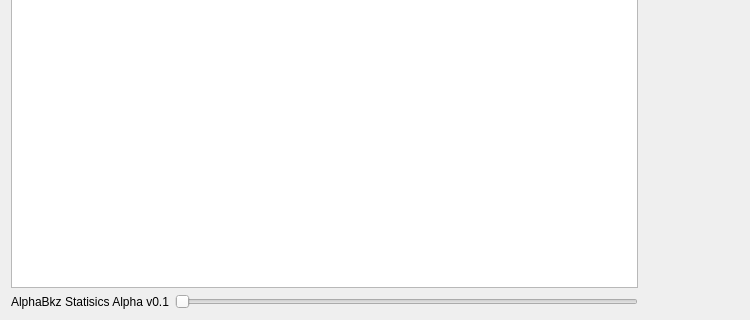
lettergram/basicbookreader, file src/statsviewer.ui: the form before one commit; both pictures show x 0 to 750 and y 280 to 600 of the 750 by 600 pixel window.
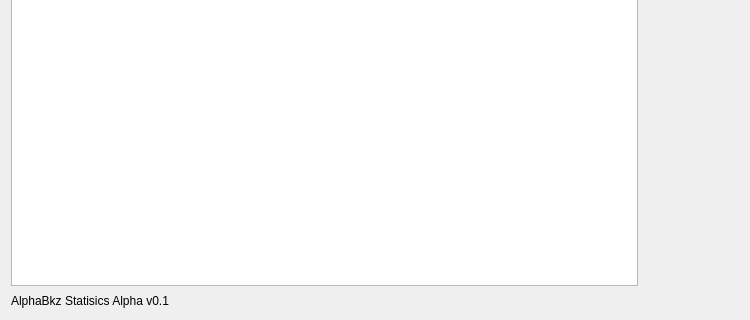
The form after the commit.

The edit to the form file:
```diff
--- a/src/statsviewer.ui
+++ b/src/statsviewer.ui
@@ -27,18 +27,17 @@
      </property>
     </widget>
    </item>
-   <item row="1" column="0" rowspan="5" colspan="6">
+   <item row="1" column="0" rowspan="5" colspan="2">
     <widget class="QGraphicsView" name="graphicsView"/>
    </item>
-   <item row="6" column="1" colspan="5">
-    <widget class="QSlider" name="horizontalSlider">
-     <property name="orientation">
-      <enum>Qt::Horizontal</enum>
-     </property>
-    </widget>
-   </item>
    <item row="6" column="0">
     <widget class="QLabel" name="label">
+     <property name="maximumSize">
+      <size>
+       <width>16777215</width>
+       <height>17</height>
+      </size>
+     </property>
      <property name="text">
       <string>AlphaBkz Statisics Alpha v0.1</string>
      </property>
```
Left out of the diff: 6 changed lines with no effect on the pictures.
